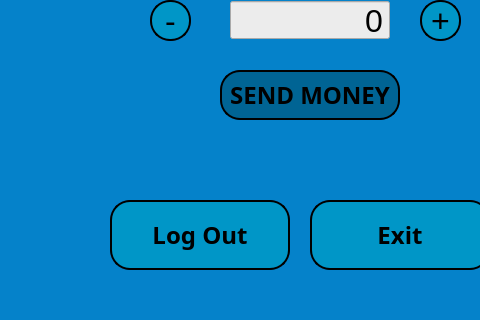
Qt form customer_transfer_window.ui (melikkekaya/BankingApp_SQL) before a commit; both pictures show x 0 to 480 and y 380 to 700 of the 600 by 700 pixel window.
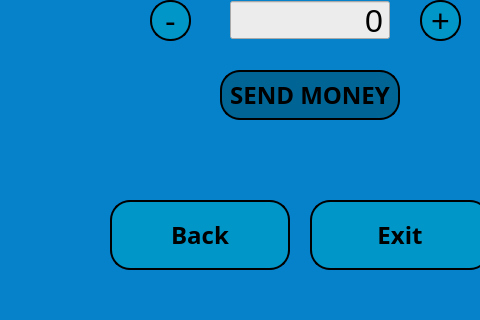
The same form after that commit.

Commit message: back_exit_qt_update

```diff
--- a/customer_transfer_window.ui
+++ b/customer_transfer_window.ui
@@ -112,7 +112,7 @@
    </string>
     </property>
     <property name="text">
-     <string>Log Out</string>
+     <string>Back</string>
     </property>
    </widget>
    <widget class="QPushButton" name="cstrfwdw_btn_exit">
```
The commit also changes 9 other files.
